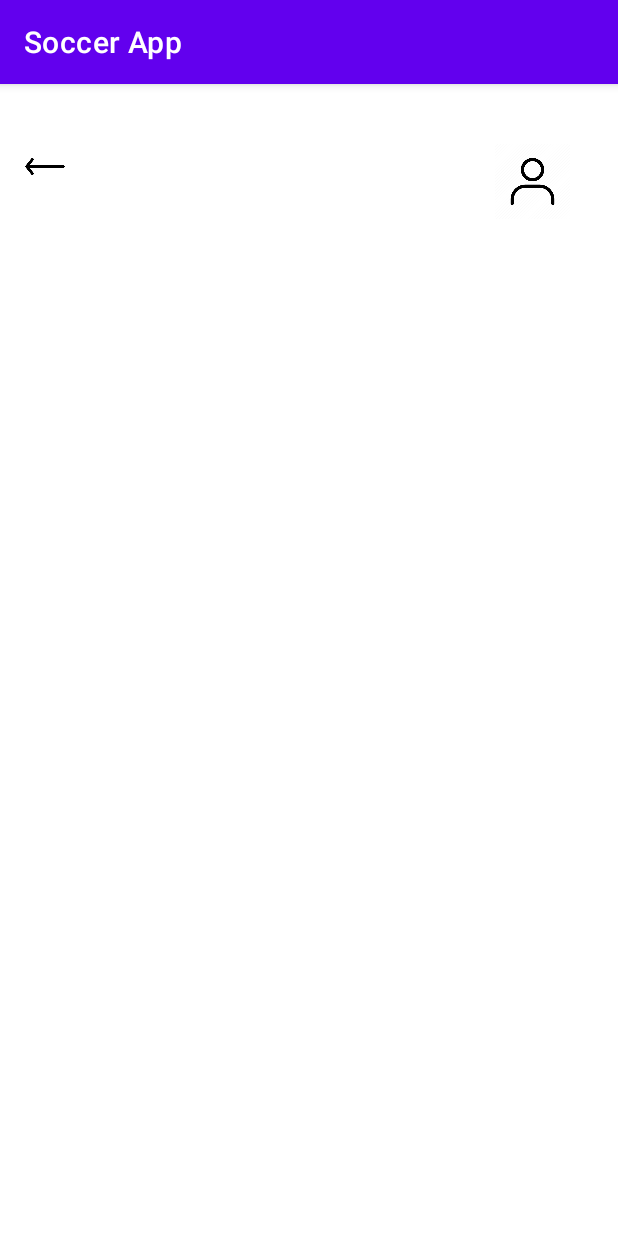
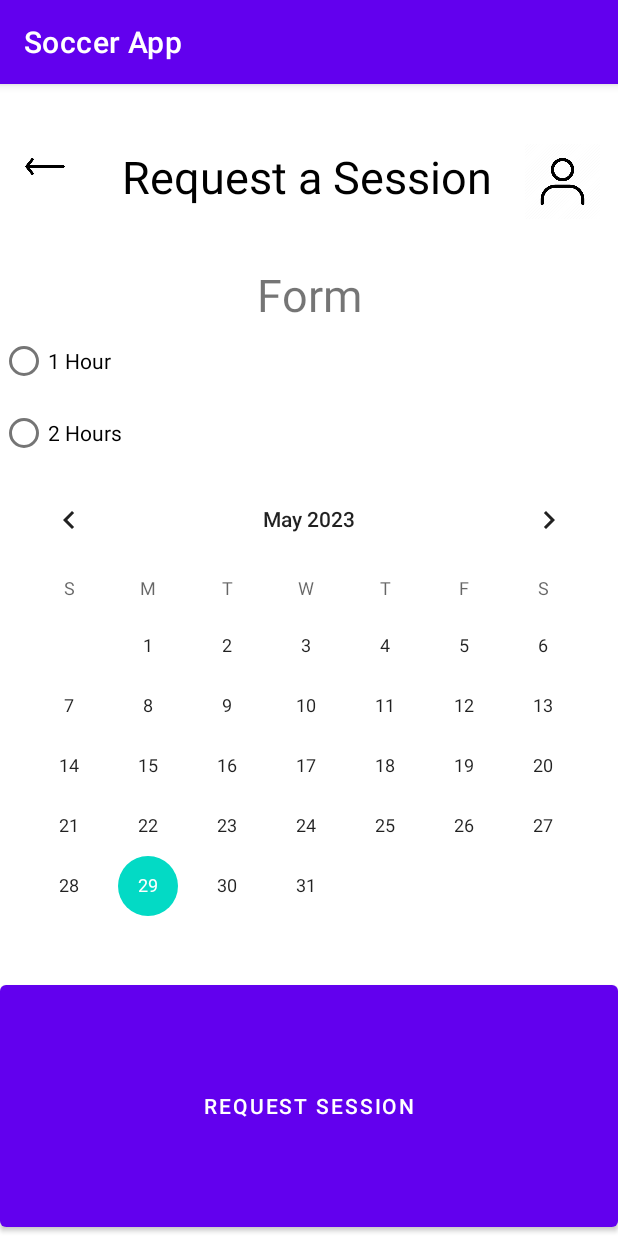
Before and after one commit to dareusm/Soccer_Training_App, an Android app: the RequestSession screen opened directly, with no data from a screen before it, on a phone screen of 412 x 824 dp. Run offline under Robolectric (Android 15) with nearby library versions, the phone set to English and light mode, and no system bars.

Commit message:
Added widgets, components, and functionality to RequestSession and request_session_activity, created a popup, and modified some layout files

```diff
--- a/app/src/main/java/com/example/soccerapp/MainActivity.kt
+++ b/app/src/main/java/com/example/soccerapp/MainActivity.kt
@@ -26,6 +26,7 @@ class MainActivity : AppCompatActivity() {
     lateinit var title: TextView
     lateinit var firstName: String
     lateinit var profileIcon: ImageView
+    lateinit var backArrow: ImageView
     var db = Firebase.firestore
 
     override fun onCreate(savedInstanceState: Bundle?) {
@@ -44,6 +45,11 @@ class MainActivity : AppCompatActivity() {
         findFieldBtn = findViewById(R.id.find_field_btn)
         reqSessionBtn = findViewById(R.id.request_session_btn)
         profileIcon = findViewById(R.id.profile_Icon)
+        backArrow = findViewById(R.id.back_arrow)
+
+        backArrow.setOnClickListener {
+            finish()
+        }
 
         profileIcon.setOnClickListener {
             val intent = Intent(this, Profile::class.java)
--- a/app/src/main/res/layout/request_session_activity.xml
+++ b/app/src/main/res/layout/request_session_activity.xml
@@ -29,14 +29,14 @@
             android:id="@+id/welcome_title"
             android:layout_width="250dp"
             android:layout_height="100dp"
-            android:text="Find a Field"
+            android:text="Request a Session"
             android:textSize="30dp"
             android:gravity="center"
-            android:textColor="#FFFFFF"
             android:layout_marginTop="2dp"
             android:layout_row="0"
             android:layout_column="1"
             android:layout_marginLeft="30dp"
+            android:textColor="#000000"
             />
 
         <ImageView
@@ -44,6 +44,7 @@
             android:layout_height="50dp"
             android:layout_width="50dp"
             android:layout_marginTop="30dp"
+            android:layout_marginLeft="20dp"
             android:src="@drawable/profile_icon"
             android:onClick="goToProfile"
             android:layout_column="2"
@@ -53,4 +54,44 @@
 
     </GridLayout>
 
+    <TextView
+        android:layout_width="match_parent"
+        android:layout_height="wrap_content"
+        android:text="Form"
+        android:textSize="30dp"
+        android:gravity="center"
+        android:layout_below="@id/GridLayout"
+        android:id="@+id/form_title"
+        />
+
+    <RadioButton
+        android:id="@+id/HourSelector1"
+        android:text="1 Hour"
+        android:layout_width="match_parent"
+        android:layout_height="wrap_content"
+        android:layout_below="@id/form_title"
+        />
+    <RadioButton
+        android:id="@+id/HourSelector2"
+        android:text="2 Hours"
+        android:layout_width="match_parent"
+        android:layout_height="wrap_content"
+        android:layout_below="@id/HourSelector1"
+        />
+
+    <CalendarView
+        android:id="@+id/calendarView"
+        android:layout_height="wrap_content"
+        android:layout_width="match_parent"
+        android:layout_below="@id/HourSelector2"
+        />
+
+    <Button
+        android:id="@+id/request_session_button"
+        android:layout_width="match_parent"
+        android:layout_height="match_parent"
+        android:layout_below="@id/calendarView"
+        android:text="Request Session"
+        />
+
 </RelativeLayout>
--- a/app/src/main/res/layout/shooting_activity.xml
+++ b/app/src/main/res/layout/shooting_activity.xml
@@ -33,10 +33,10 @@
                 android:id="@+id/welcome_title"
                 android:layout_width="250dp"
                 android:layout_height="100dp"
-                android:text="Find a Field"
+                android:text="Shooting"
                 android:textSize="30dp"
                 android:gravity="center"
-                android:textColor="#FFFFFF"
+                android:textColor="#000000"
                 android:layout_marginTop="2dp"
                 android:layout_row="0"
                 android:layout_column="1"
--- a/app/src/main/res/layout/training_activity.xml
+++ b/app/src/main/res/layout/training_activity.xml
@@ -65,7 +65,7 @@
         android:useDefaultMargins="true"
         android:alignmentMode="alignMargins"
         android:layout_marginTop="150dp"
-        android:layout_marginLeft="10dp"
+        android:layout_marginLeft="25dp"
         >
 
         <Button
```
Also changed, not shown: app/src/main/java/com/example/soccerapp/RequestSession.kt (+54 -0 lines), app/src/main/res/layout/main_activity.xml (+17 -5 lines), app/src/main/res/layout/popup.xml (added, +39 -0 lines).
